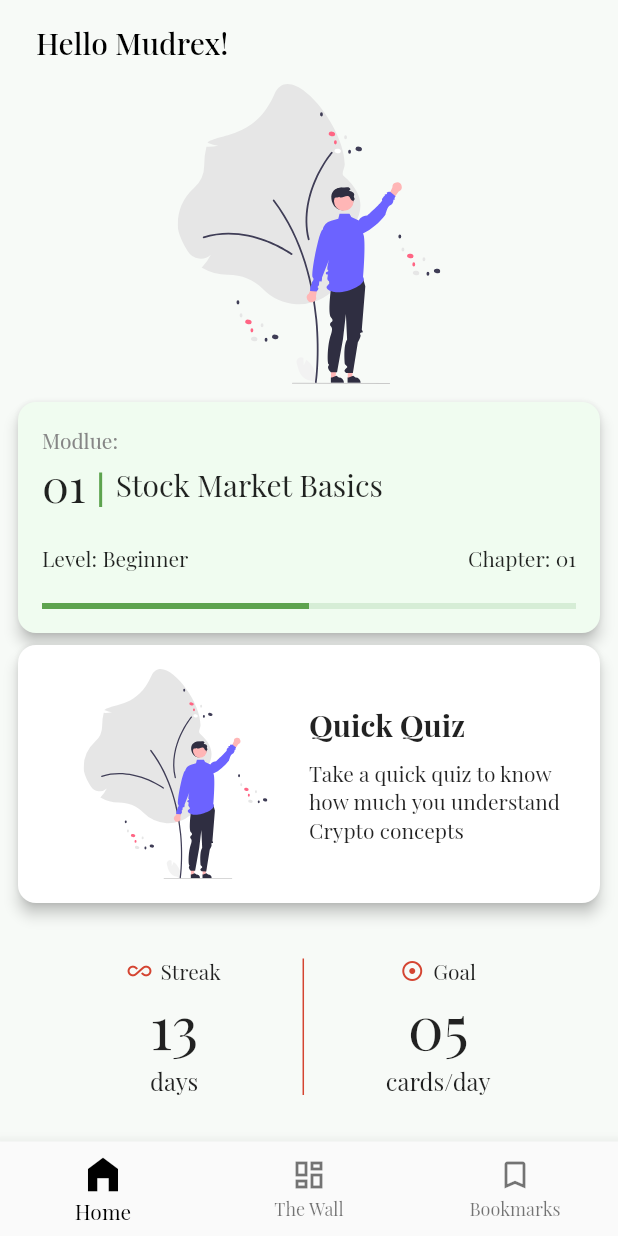
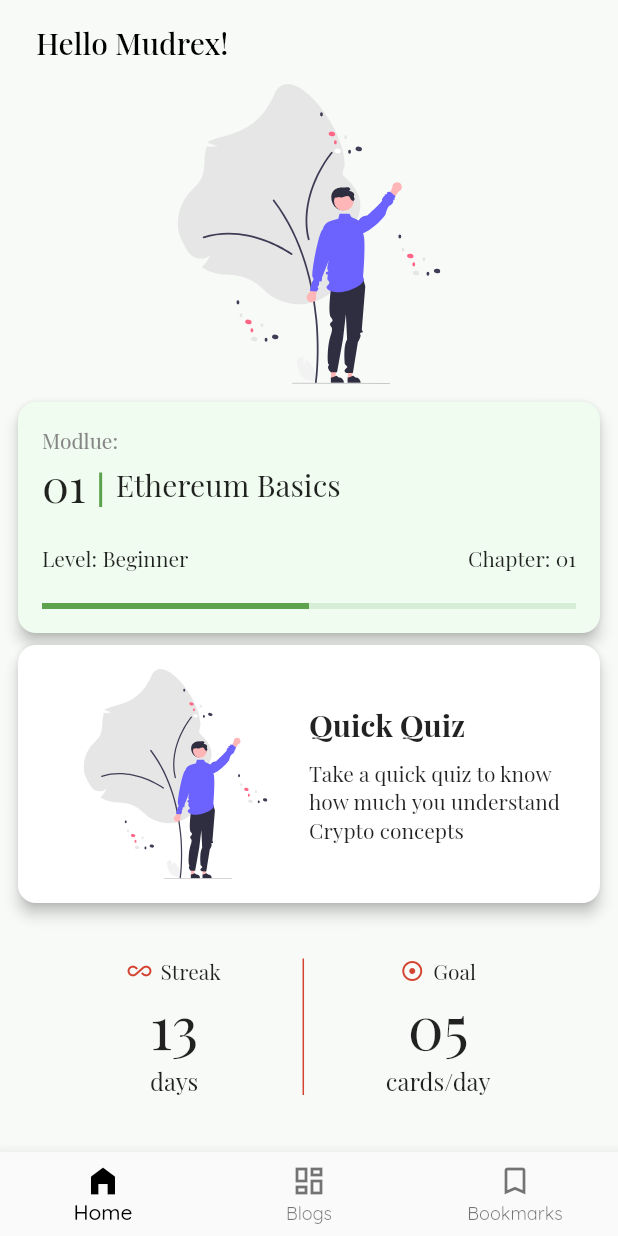
Before and after one commit to samvitjain/crypto_gyaan, a Flutter app: the screen it shows after launch, on a phone screen of 412 x 824 dp. Run offline on Flutter 3.47's test engine with Material 2 defaults, Android fonts, the phone set to English and light mode, and no system bars; our stand-ins replace flutter_svg, google_fonts.

```diff
--- a/lib/main.dart
+++ b/lib/main.dart
@@ -66,9 +66,13 @@ class _MyHomePageState extends State<MyHomePage> {
       ),
       bottomNavigationBar: BottomNavigationBar(
         // showSelectedLabels: false,
+        selectedLabelStyle: GoogleFonts.quicksand(
+          fontWeight: FontWeight.w500,
+        ),
+        unselectedLabelStyle: GoogleFonts.quicksand(),
         selectedItemColor: Colors.black,
         selectedIconTheme: const IconThemeData(
-          size: 30,
+          size: 24,
         ),
         currentIndex: _selectedIndex,
         onTap: (int index) {
@@ -89,7 +93,7 @@ class _MyHomePageState extends State<MyHomePage> {
             activeIcon: Icon(
               Icons.dashboard_rounded,
             ),
-            label: 'The Wall',
+            label: 'Blogs',
           ),
           BottomNavigationBarItem(
             icon: Icon(
--- a/lib/modules/home/home_page.dart
+++ b/lib/modules/home/home_page.dart
@@ -2,6 +2,7 @@ import 'package:flutter/material.dart';
 import 'package:flutter_svg/svg.dart';
 import 'package:google_fonts/google_fonts.dart';
 
+import '../common/common_widgets.dart';
 import 'widgets/continue_card_widget.dart';
 import 'widgets/modules_widget.dart';
 import 'widgets/quiz_card_widget.dart';
@@ -82,6 +83,10 @@ class HomePage extends StatelessWidget {
                       cardColors: cardColors,
                       topics: topics,
                     ),
+                    const SizedBox(
+                      height: 20,
+                    ),
+                    const CreatorTag()
                   ],
                 ),
               ),
--- a/lib/modules/home/widgets/continue_card_widget.dart
+++ b/lib/modules/home/widgets/continue_card_widget.dart
@@ -38,7 +38,7 @@ class ContinueCard extends StatelessWidget {
                     color: Color(0xff5da34e),
                   ),
                   Text(
-                    'Stock Market Basics',
+                    'Ethereum Basics',
                     style: TextStyle(
                       fontSize: 20,
                     ),
```
Also changed, not shown: lib/modules/common/common_widgets.dart (added, +19 -0 lines).
